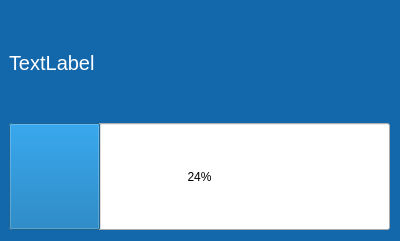
Old version of the form BachelorProjekt/progressbar.ui in the repository ChristianThingKnudsen/BachelorProject.
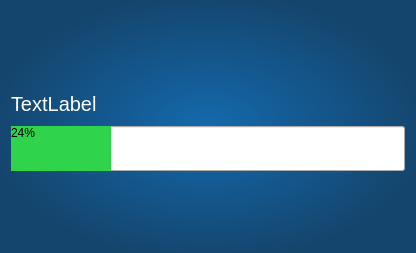
New version of the form.

Diff of the .ui file:
```diff
--- a/BachelorProjekt/progressbar.ui
+++ b/BachelorProjekt/progressbar.ui
@@ -2,12 +2,15 @@
 <ui version="4.0">
  <class>Progressbar</class>
  <widget class="QDialog" name="Progressbar">
+  <property name="enabled">
+   <bool>true</bool>
+  </property>
   <property name="geometry">
    <rect>
     <x>0</x>
     <y>0</y>
-    <width>400</width>
-    <height>241</height>
+    <width>416</width>
+    <height>253</height>
    </rect>
   </property>
   <property name="windowTitle">
@@ -15,18 +18,22 @@
   </property>
   <property name="styleSheet">
    <string notr="true">QDialog{
-	background-color: #1367AB;
+	background-color: qradialgradient(spread:reflect, cx:0.5, cy:0.5, radius:0.7, fx:0.499, fy:0.505682, stop:0 rgba(20, 106, 173, 253), stop:0.756757 rgba(20, 69, 109, 255));
 }</string>
   </property>
-  <widget class="QWidget" name="verticalLayoutWidget">
-   <property name="geometry">
-    <rect>
-     <x>9</x>
-     <y>9</y>
-     <width>381</width>
-     <height>221</height>
-    </rect>
-   </property>
+  <layout class="QGridLayout" name="gridLayout_2">
+   <item row="0" column="0">
+    <layout class="QGridLayout" name="gridLayout">
+     <property name="sizeConstraint">
+      <enum>QLayout::SetMaximumSize</enum>
+     </property>
+     <property name="horizontalSpacing">
+      <number>6</number>
+     </property>
+     <property name="verticalSpacing">
+      <number>0</number>
+     </property>
+     <item row="0" column="0">
    <layout class="QVBoxLayout" name="verticalLayout">
     <item>
      <widget class="QLabel" name="labelStatus">
@@ -36,6 +43,12 @@
         <verstretch>0</verstretch>
        </sizepolicy>
       </property>
+         <property name="maximumSize">
+          <size>
+           <width>16777215</width>
+           <height>45</height>
+          </size>
+         </property>
       <property name="styleSheet">
        <string notr="true">QLabel{
 	font-size: 20px;
@@ -55,13 +68,29 @@
         <verstretch>0</verstretch>
        </sizepolicy>
       </property>
+         <property name="maximumSize">
+          <size>
+           <width>16777215</width>
+           <height>45</height>
+          </size>
+         </property>
+         <property name="styleSheet">
+          <string notr="true"> QProgressBar::chunk {
+     background-color: rgb(47,212,75);
+     width: 20px;
+	height: 4px;
+ }</string>
+         </property>
       <property name="value">
        <number>24</number>
       </property>
      </widget>
     </item>
    </layout>
-  </widget>
+     </item>
+    </layout>
+   </item>
+  </layout>
  </widget>
  <resources/>
  <connections/>
```
Left out of the diff: 4 changed lines with no effect on the pictures. Lines whose indentation alone changed are shown as unchanged.
